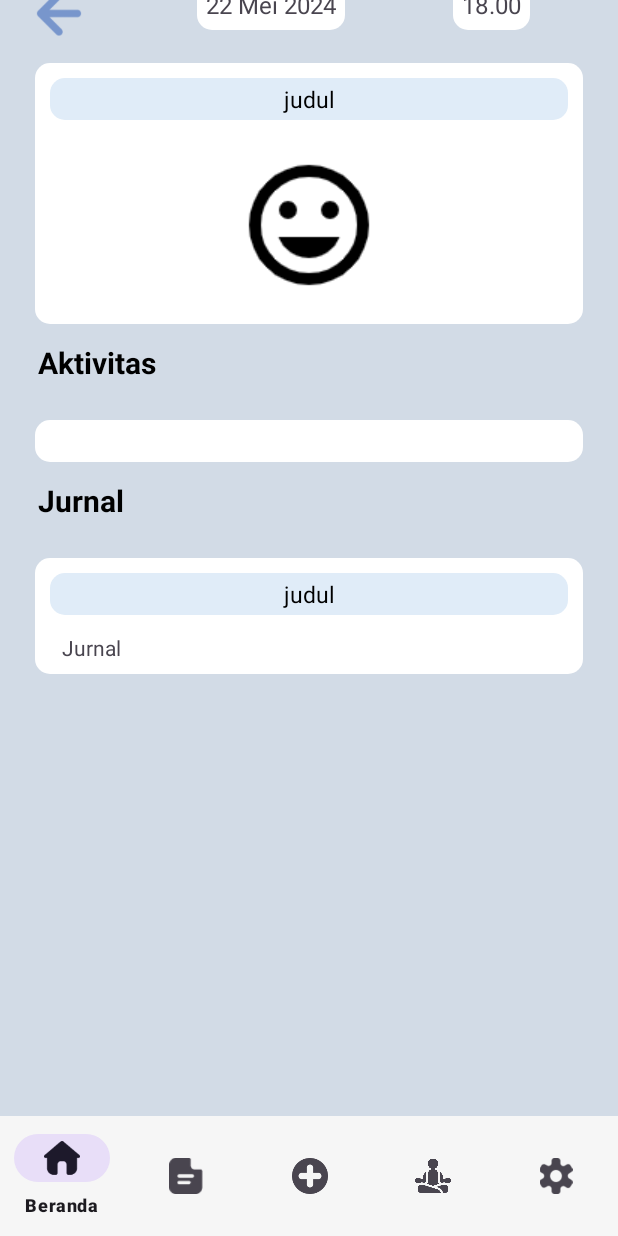
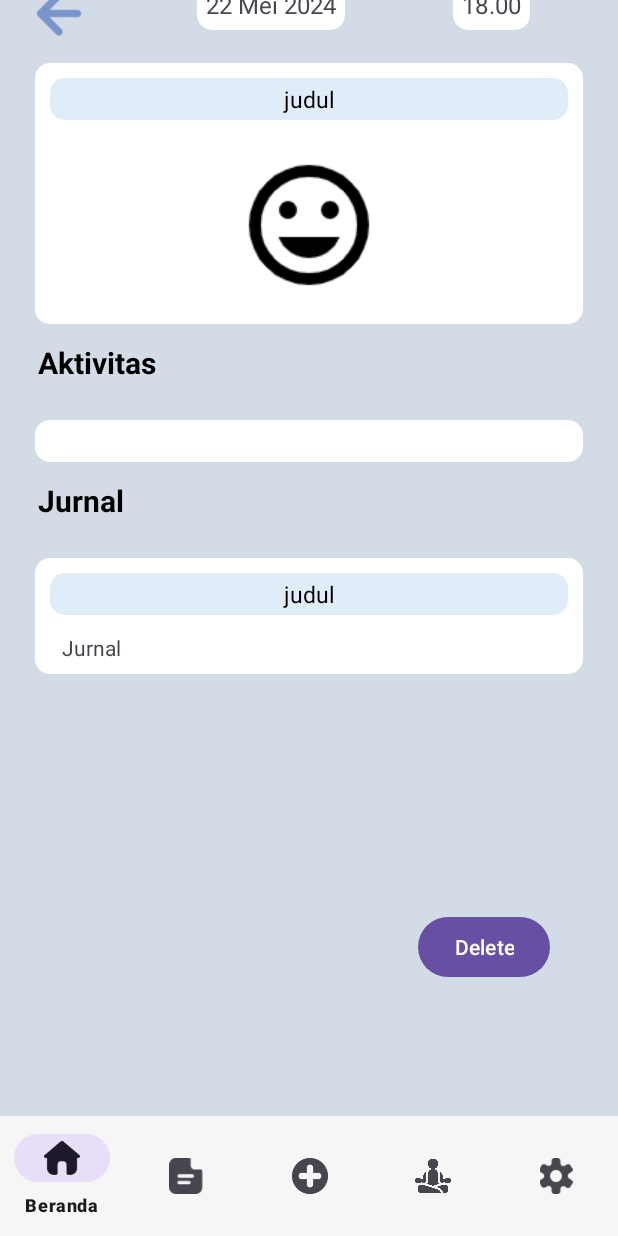
Before and after one commit to Kyizaky/MyMood, an Android app: the fragment IsiRiwayatFragment placed in its activity, on a phone screen of 412 x 824 dp. Run offline under Robolectric (Android 15) with nearby library versions, the light colour scheme and no system bars; our stand-ins replace FlexboxLayout, Room's generated code, navigation-ui; 9 statements that could not run were skipped.

Commit message:
delete data dan add title jurnal

```diff
--- a/app/src/main/java/com/example/skripsta/data/User.kt
+++ b/app/src/main/java/com/example/skripsta/data/User.kt
@@ -13,6 +13,7 @@ data class User (
     val mood: Int,
     val activities: List<String>,
     val perasaan: String,
+    val judul: String,
     val jurnal: String,
     val tanggal: String, // Format: MM/dd/yyyy
     val jam: String // Format: HH:mm
--- a/app/src/main/java/com/example/skripsta/data/UserDao.kt
+++ b/app/src/main/java/com/example/skripsta/data/UserDao.kt
@@ -2,6 +2,7 @@ package com.example.skripsta.data
 
 import androidx.lifecycle.LiveData
 import androidx.room.Dao
+import androidx.room.Delete
 import androidx.room.Insert
 import androidx.room.OnConflictStrategy
 import androidx.room.Query
@@ -15,4 +16,9 @@ interface UserDao {
     @Query("SELECT * FROM user_table ORDER BY id ASC")
     fun readAllData(): LiveData<List<User>>
 
+    @Delete
+    suspend fun deleteUser(user: User)
+
+    @Query("DELETE FROM user_table")
+    suspend fun deleteAllUsers()
 }
--- a/app/src/main/res/layout/fragment_isi_riwayat.xml
+++ b/app/src/main/res/layout/fragment_isi_riwayat.xml
@@ -205,6 +205,21 @@
             </androidx.constraintlayout.widget.ConstraintLayout>
         </androidx.constraintlayout.widget.ConstraintLayout>
 
+        <androidx.constraintlayout.widget.ConstraintLayout
+            android:layout_width="match_parent"
+            android:layout_height="200dp">
+
+            <Button
+                android:id="@+id/btnDel"
+                android:layout_width="wrap_content"
+                android:layout_height="wrap_content"
+                android:layout_marginEnd="44dp"
+                android:text="Delete"
+                app:layout_constraintBottom_toBottomOf="parent"
+                app:layout_constraintEnd_toEndOf="parent"
+                app:layout_constraintTop_toTopOf="parent"
+                app:layout_constraintVertical_bias="0.894" />
+        </androidx.constraintlayout.widget.ConstraintLayout>
     </LinearLayout>
 
 </ScrollView>
--- a/app/src/main/res/layout/fragment_tambah.xml
+++ b/app/src/main/res/layout/fragment_tambah.xml
@@ -389,7 +389,7 @@
                     android:layout_width="match_parent"
                     android:layout_height="match_parent">
 
-                    <TextView
+                    <EditText
                         android:id="@+id/tvJurnaling"
                         android:layout_width="match_parent"
                         android:layout_height="wrap_content"
@@ -397,7 +397,7 @@
                         android:layout_marginTop="20dp"
                         android:background="@drawable/rounded_background2"
                         android:padding="12dp"
-                        android:text="Judul"
+                        android:hint="Judul Jurnal"
                         android:textSize="16sp"
                         app:layout_constraintEnd_toEndOf="parent"
                         app:layout_constraintStart_toStartOf="parent"
--- a/app/src/main/res/navigation/my_nav.xml
+++ b/app/src/main/res/navigation/my_nav.xml
@@ -46,5 +46,8 @@
         <argument
             android:name="currentUser"
             app:argType="com.example.skripsta.data.User" />
+        <action
+            android:id="@+id/action_isiRiwayatFragment_to_riwayatFragment"
+            app:destination="@id/riwayatFragment" />
     </fragment>
 </navigation>
```
Also changed, not shown: app/src/main/java/com/example/skripsta/IsiRiwayatFragment.kt (+32 -0 lines), app/src/main/java/com/example/skripsta/TambahFragment.kt (+3 -4 lines), app/src/main/java/com/example/skripsta/data/UserRepository.kt (+9 -0 lines), app/src/main/java/com/example/skripsta/data/UserViewModel.kt (+12 -0 lines).
